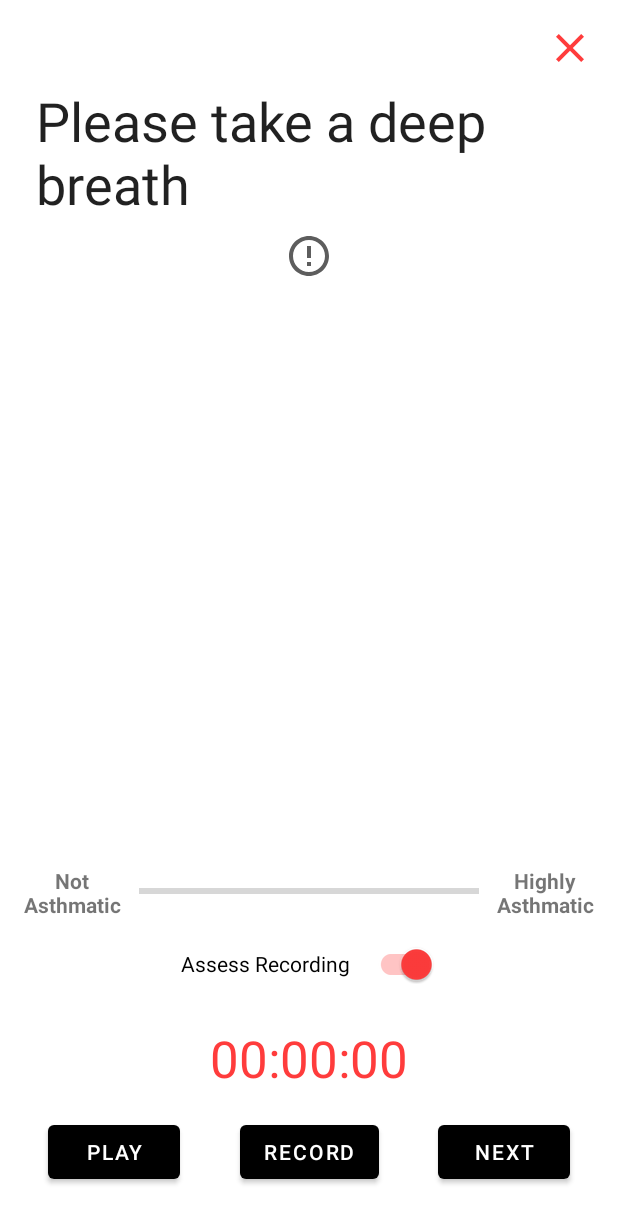
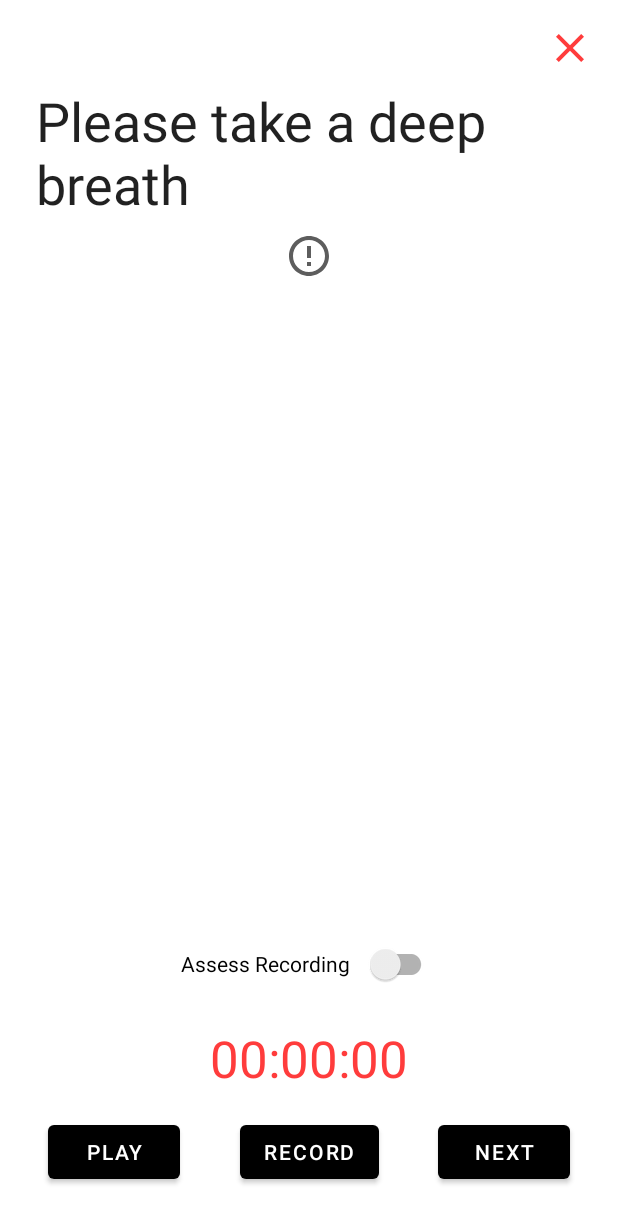
Before and after one commit to vaguebrownfox/asquire-tyle, an Android app: the RecordActivity screen opened directly, with no data from a screen before it, on a phone screen of 412 x 824 dp. Shown: the top 1223 px of the screen. Run offline under Robolectric (Android 15) with nearby library versions, the phone set to English and light mode, and no system bars.

Commit message:
ecported apk verB

```diff
--- a/asquire-moon/src/main/java/aashi/fiaxco/asquiremoon0x0b/RecordActivity.java
+++ b/asquire-moon/src/main/java/aashi/fiaxco/asquiremoon0x0b/RecordActivity.java
@@ -136,6 +136,16 @@ public class RecordActivity extends AppCompatActivity implements Timer.MessageCo
 	private void initUIValues() {
 		mNStimuli = 0;
 		mStimuliDescriptionTv.setText(mStimulus[0]);
+		///////
+		mAssessSwitch.setChecked(false);
+		boolean b = false;
+		int v = b ? View.VISIBLE : View.INVISIBLE;
+		mResultTv.setVisibility(v);
+		mNAsthmaTv.setVisibility(v);
+		mHAsthmaTv.setVisibility(v);
+		mAsthmaProgress.setVisibility(v);
+		mAssessSwitch.setChecked(false);
+		///////
 	}
 
 	private void setViewModelObservers() {
@@ -293,11 +303,14 @@ public class RecordActivity extends AppCompatActivity implements Timer.MessageCo
 		});
 
 		mAssessSwitch.setOnCheckedChangeListener((compoundButton, b) -> {
+			b = false;
 			int v = b ? View.VISIBLE : View.INVISIBLE;
 			mResultTv.setVisibility(v);
 			mNAsthmaTv.setVisibility(v);
 			mHAsthmaTv.setVisibility(v);
 			mAsthmaProgress.setVisibility(v);
+			mAssessSwitch.setChecked(false);
+			makeToast("Model not ready!");
 		});
 
 
--- a/asquire-moon/src/main/java/aashi/fiaxco/asquiremoon0x0b/SurveyActivity.java
+++ b/asquire-moon/src/main/java/aashi/fiaxco/asquiremoon0x0b/SurveyActivity.java
@@ -335,7 +335,7 @@ public class SurveyActivity extends AppCompatActivity {
 			mHeight = heightET.getText().toString();
 			mWeight = weightET.getText().toString();
 
-			if (!checkForEmptyText() || true) { // true for debugging
+			if (!checkForEmptyText()) { // true for debugging
 				mUserInfoView.setVisibility(View.GONE);
 
 				// TODO: Store user info data
--- a/asquire-moon/src/main/res/layout/activity_record.xml
+++ b/asquire-moon/src/main/res/layout/activity_record.xml
@@ -16,8 +16,8 @@
 		android:background="@null"
 		android:src="@drawable/close"
 		app:layout_constraintEnd_toEndOf="parent"
-		app:layout_constraintTop_toTopOf="parent" />
-
+		app:layout_constraintTop_toTopOf="parent"
+		android:contentDescription="@string/close" />
 
 	<TextView
 		android:id="@+id/record_task_descp_tv"
@@ -44,7 +44,6 @@
 		android:background="@null"
 		android:src="@drawable/info_icon"
 		android:backgroundTintMode="src_in"
-
 		android:visibility="visible"
 		app:layout_constraintEnd_toEndOf="parent"
 		app:layout_constraintStart_toStartOf="parent"
@@ -164,8 +163,8 @@
 		android:id="@+id/record_final_thankYou_ll"
 		android:layout_width="0dp"
 		android:layout_height="match_parent"
-		android:background="@color/white"
 		android:orientation="vertical"
+		android:background="@android:color/white"
 		android:visibility="gone"
 		android:elevation="5dp"
 		android:gravity="center"
@@ -178,6 +177,7 @@
 			android:layout_width="wrap_content"
 			android:layout_height="wrap_content"
 			android:padding="16dp"
+			android:textColor="@android:color/black"
 			android:text="Thank You for your patience and responses. Your data is valuable to our research."
 			android:textAlignment="center"
 			android:textAppearance="@android:style/TextAppearance.Material.Title" />
@@ -186,6 +186,7 @@
 			android:layout_width="match_parent"
 			android:layout_height="wrap_content"
 			android:paddingHorizontal="32dp"
+			android:textColor="@android:color/black"
 			android:text="To know more about SPIRE Lab IISc, please follow the link below."
 			android:textAlignment="center"
 			android:textAppearance="@android:style/TextAppearance.Material.Body1" />
@@ -205,6 +206,7 @@
 			android:layout_height="wrap_content"
 			android:paddingHorizontal="32dp"
 			android:paddingVertical="8dp"
+			android:textColor="@android:color/black"
 			android:text="Feel free to reach out to us in case of any queries and feedbacks."
 			android:textAppearance="@android:style/TextAppearance.Material.Body2" />
 
@@ -214,6 +216,7 @@
 			android:autoLink="web|email"
 			android:paddingHorizontal="32dp"
 			android:paddingVertical="8dp"
+			android:textColor="@android:color/black"
 			android:text="Dr. Prasanta Kumar Ghosh - prasantg@ee.iisc.ernet.in"
 			android:textAlignment="center"
 			android:textAppearance="@android:style/TextAppearance.Material.Caption" />
@@ -224,6 +227,7 @@
 			android:autoLink="web|email"
 			android:paddingHorizontal="32dp"
 			android:paddingVertical="8dp"
+			android:textColor="@android:color/black"
 			android:text="Shivani Yadav - shivaniyadav@iisc.ac.in"
 			android:textAlignment="center"
 			android:textAppearance="@android:style/TextAppearance.Material.Caption" />
@@ -234,6 +238,7 @@
 			android:autoLink="web|email"
 			android:paddingHorizontal="32dp"
 			android:paddingVertical="8dp"
+			android:textColor="@android:color/black"
 			android:text="Jeevan K - jforjeevan679@gmail.com"
 			android:textAlignment="center"
 			android:textAppearance="@android:style/TextAppearance.Material.Caption" />
@@ -244,6 +249,7 @@
 			android:autoLink="web|email"
 			android:paddingHorizontal="32dp"
 			android:paddingVertical="8dp"
+			android:textColor="@android:color/black"
 			android:text="Shaique Solanki - solankishaique@gmail.com"
 			android:textAlignment="center"
 			android:textAppearance="@android:style/TextAppearance.Material.Caption" />
@@ -254,6 +260,7 @@
 			android:autoLink="web|email"
 			android:paddingHorizontal="32dp"
 			android:paddingVertical="8dp"
+			android:textColor="@android:color/black"
 			android:text="Akansh Maurya - akanshmaurya@gmail.com"
 			android:textAlignment="center"
 			android:textAppearance="@android:style/TextAppearance.Material.Caption" />
@@ -281,6 +288,7 @@
 				android:layout_height="wrap_content"
 				android:layout_gravity="center"
 				android:layout_marginHorizontal="32dp"
+				android:textColor="@android:color/white"
 				android:layout_marginVertical="8dp"
 				android:layout_weight="1"
 				android:text="Done" />
--- a/asquire-moon/src/main/res/values/strings.xml
+++ b/asquire-moon/src/main/res/values/strings.xml
@@ -33,4 +33,5 @@
 	<string name="playing">Playing</string>
 	<string name="play">Play</string>
 	<string name="stop">Stop</string>
+	<string name="close">close</string>
 </resources>
--- a/asquire-moon/src/main/res/values/styles.xml
+++ b/asquire-moon/src/main/res/values/styles.xml
@@ -45,4 +45,6 @@
 		<item name="android:paddingTop">16dp</item>
 		<item name="android:textAppearance">?android:textAppearanceSmall</item>
 	</style>
+
+
 </resources>
```
Also changed, not shown: 4 other files.
